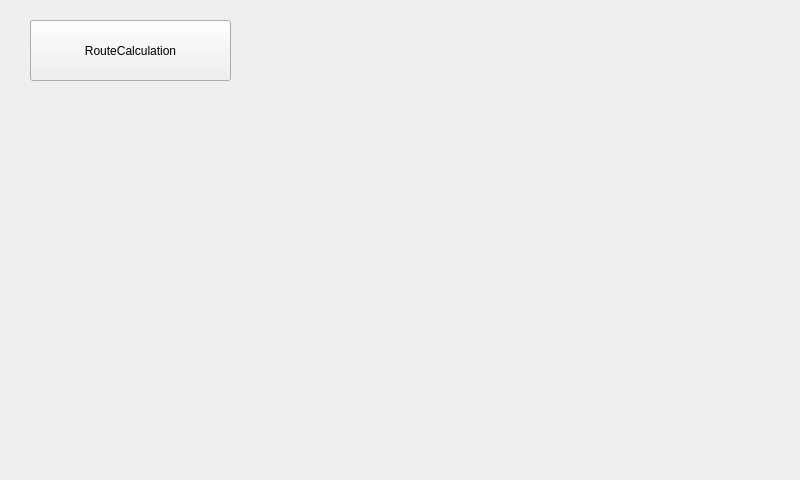
Kayjinke/SmartNav, file src/hmi/map.ui: the form before one commit.
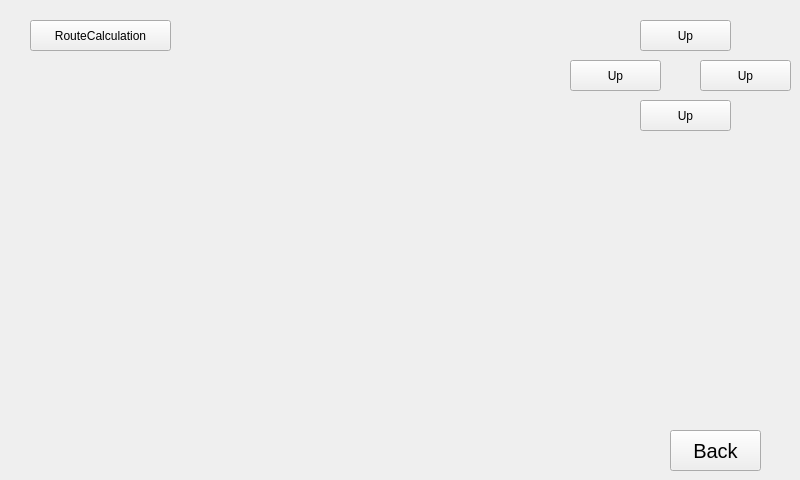
The form after the commit.

Diff of the .ui file:
```diff
--- a/src/hmi/map.ui
+++ b/src/hmi/map.ui
@@ -18,14 +18,84 @@
     <rect>
      <x>30</x>
      <y>20</y>
-     <width>201</width>
-     <height>61</height>
+     <width>141</width>
+     <height>31</height>
     </rect>
    </property>
    <property name="text">
     <string>RouteCalculation</string>
    </property>
   </widget>
+  <widget class="QPushButton" name="btn_mapback">
+   <property name="geometry">
+    <rect>
+     <x>670</x>
+     <y>430</y>
+     <width>91</width>
+     <height>41</height>
+    </rect>
+   </property>
+   <property name="font">
+    <font>
+     <pointsize>15</pointsize>
+    </font>
+   </property>
+   <property name="text">
+    <string>Back</string>
+   </property>
+  </widget>
+  <widget class="QPushButton" name="btn_Up">
+   <property name="geometry">
+    <rect>
+     <x>640</x>
+     <y>20</y>
+     <width>91</width>
+     <height>31</height>
+    </rect>
+   </property>
+   <property name="text">
+    <string>Up</string>
+   </property>
+  </widget>
+  <widget class="QPushButton" name="btn_Up_2">
+   <property name="geometry">
+    <rect>
+     <x>570</x>
+     <y>60</y>
+     <width>91</width>
+     <height>31</height>
+    </rect>
+   </property>
+   <property name="text">
+    <string>Up</string>
+   </property>
+  </widget>
+  <widget class="QPushButton" name="btn_Up_3">
+   <property name="geometry">
+    <rect>
+     <x>700</x>
+     <y>60</y>
+     <width>91</width>
+     <height>31</height>
+    </rect>
+   </property>
+   <property name="text">
+    <string>Up</string>
+   </property>
+  </widget>
+  <widget class="QPushButton" name="btn_Up_4">
+   <property name="geometry">
+    <rect>
+     <x>640</x>
+     <y>100</y>
+     <width>91</width>
+     <height>31</height>
+    </rect>
+   </property>
+   <property name="text">
+    <string>Up</string>
+   </property>
+  </widget>
  </widget>
  <resources/>
  <connections/>
```
